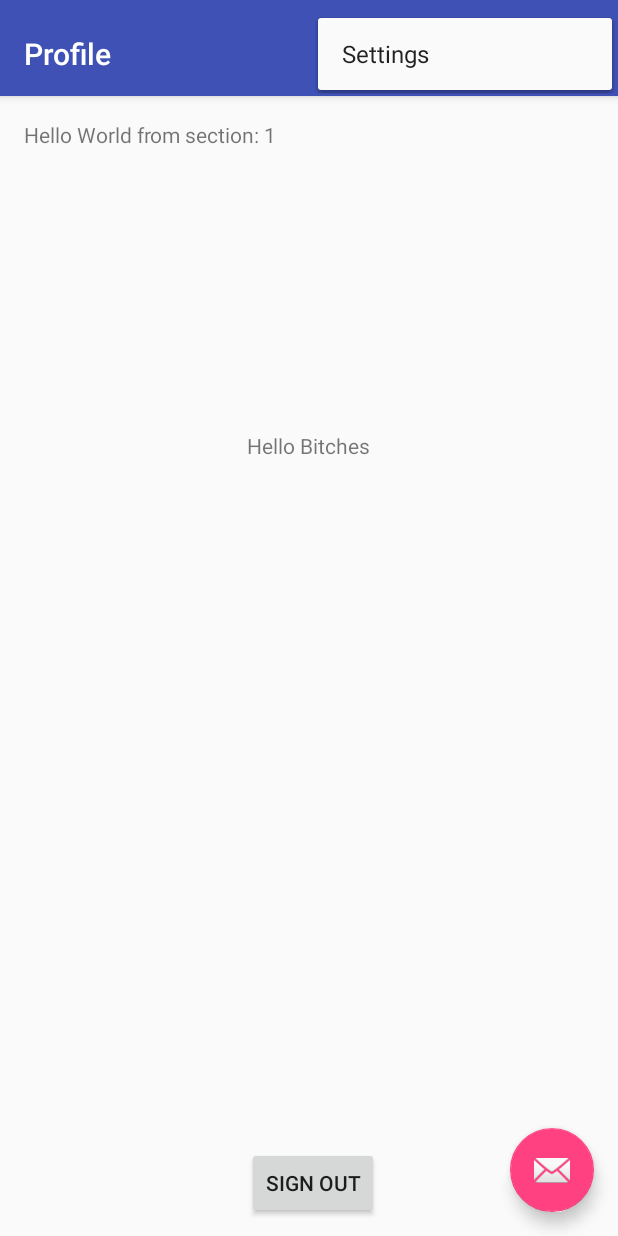
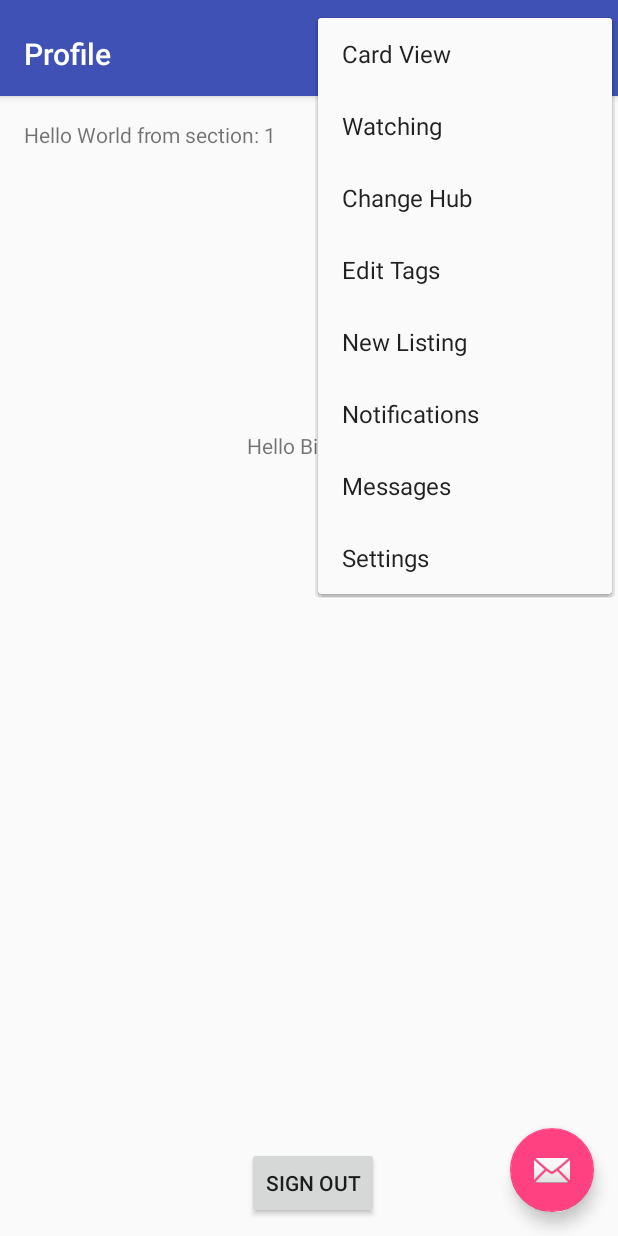
Before and after one commit to VicFrolov/Markit, an Android app: the Profile screen opened directly, with no data from a screen before it, with the options menu open, on a phone screen of 412 x 824 dp. Run offline under Robolectric (Android 15) with nearby library versions, the phone set to English and light mode, and no system bars; our stand-ins replace Firebase (no records; nobody signed in at launch, a user with empty details on screens opened directly).

Commit message:
Android - added settings bar for profile page

```diff
--- a/android/Markit/app/src/main/res/menu/menu_profile.xml
+++ b/android/Markit/app/src/main/res/menu/menu_profile.xml
@@ -2,9 +2,33 @@
     xmlns:app="http://schemas.android.com/apk/res-auto"
     xmlns:tools="http://schemas.android.com/tools"
     tools:context="com.markit.markit.Profile">
+
+    <item
+        android:id="@+id/card_view"
+        android:title="@string/card_view"
+        />
+
+    <item
+        android:id="@+id/watching"
+        android:title="@string/watching" />
+    <item
+        android:id="@+id/change_hub"
+        android:title="@string/change_hub" />
+    <item
+        android:id="@+id/edit_tags"
+        android:title="@string/edit_tags" />
     <item
         android:id="@+id/action_settings"
         android:orderInCategory="100"
         android:title="@string/action_settings"
         app:showAsAction="never" />
+    <item
+        android:id="@+id/new_listing"
+        android:title="New Listing" />
+    <item
+        android:id="@+id/notifications"
+        android:title="Notifications" />
+    <item
+        android:id="@+id/messages"
+        android:title="Messages" />
 </menu>
--- a/android/Markit/app/src/main/res/values/strings.xml
+++ b/android/Markit/app/src/main/res/values/strings.xml
@@ -158,4 +158,5 @@
     <string name="title_activity_notifications">Notifications</string>
     <string name="title_activity_new_listing">NewListing</string>
     <string name="title_activity_registration_form">registration_form</string>
+    <string name="card_view">Card View</string>
 </resources>
```
Also changed, not shown: android/Markit/app/src/main/java/com/markit/android/Profile.java (+24 -0 lines).
